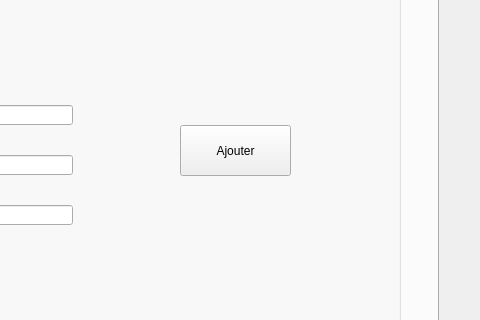
This is mainwindow.ui in slim20000/SmartClub_2A19 as Qt 5 draws it before an edit; both pictures show x 232 to 712 and y 111 to 431 of the 800 by 600 pixel window. The edited form follows.
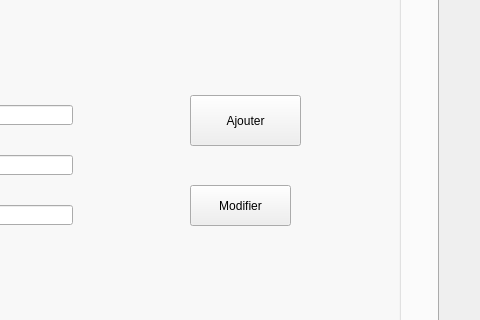
This is the edited form. The open tabs and pages were chosen to show the change.

Patch:
```diff
--- a/mainwindow.ui
+++ b/mainwindow.ui
@@ -136,8 +136,8 @@
       <widget class="QPushButton" name="b_ajouter">
        <property name="geometry">
         <rect>
-         <x>340</x>
-         <y>160</y>
+         <x>350</x>
+         <y>130</y>
          <width>111</width>
          <height>51</height>
         </rect>
@@ -146,6 +146,19 @@
         <string>Ajouter</string>
        </property>
       </widget>
+      <widget class="QPushButton" name="update">
+       <property name="geometry">
+        <rect>
+         <x>350</x>
+         <y>220</y>
+         <width>101</width>
+         <height>41</height>
+        </rect>
+       </property>
+       <property name="text">
+        <string>Modifier</string>
+       </property>
+      </widget>
      </widget>
     </widget>
     <widget class="QWidget" name="tab_2">
```
Left out of the diff: 2 changed lines with no effect on the pictures.
